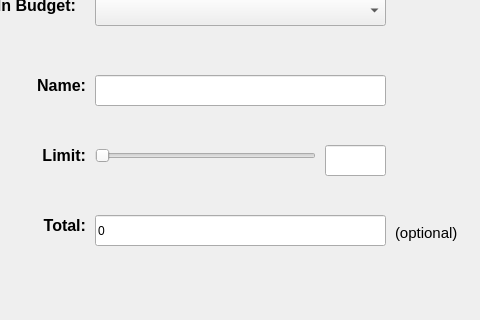
This is mainwindow.ui in WangBo-YL/QtBudget as Qt 5 draws it before an edit; both pictures show x 175 to 655 and y 105 to 425 of the 822 by 601 pixel window. The edited form follows.
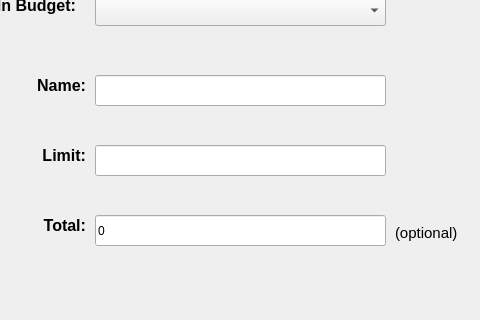
This is the edited form. Icons and pictures are not drawn.

```diff
--- a/mainwindow.ui
+++ b/mainwindow.ui
@@ -378,9 +378,9 @@
      <widget class="QLineEdit" name="newItemLimitInput">
       <property name="geometry">
        <rect>
-        <x>490</x>
+        <x>260</x>
         <y>240</y>
-        <width>61</width>
+        <width>291</width>
         <height>31</height>
        </rect>
       </property>
@@ -423,19 +423,6 @@
        <string>0</string>
       </property>
      </widget>
-     <widget class="QSlider" name="newItemCapSlider">
-      <property name="geometry">
-       <rect>
-        <x>260</x>
-        <y>240</y>
-        <width>221</width>
-        <height>22</height>
-       </rect>
-      </property>
-      <property name="orientation">
-       <enum>Qt::Horizontal</enum>
-      </property>
-     </widget>
      <widget class="QLabel" name="totalOptionalLabel">
       <property name="geometry">
        <rect>
```
Left out of the diff: 12 changed lines with no effect on the pictures.
